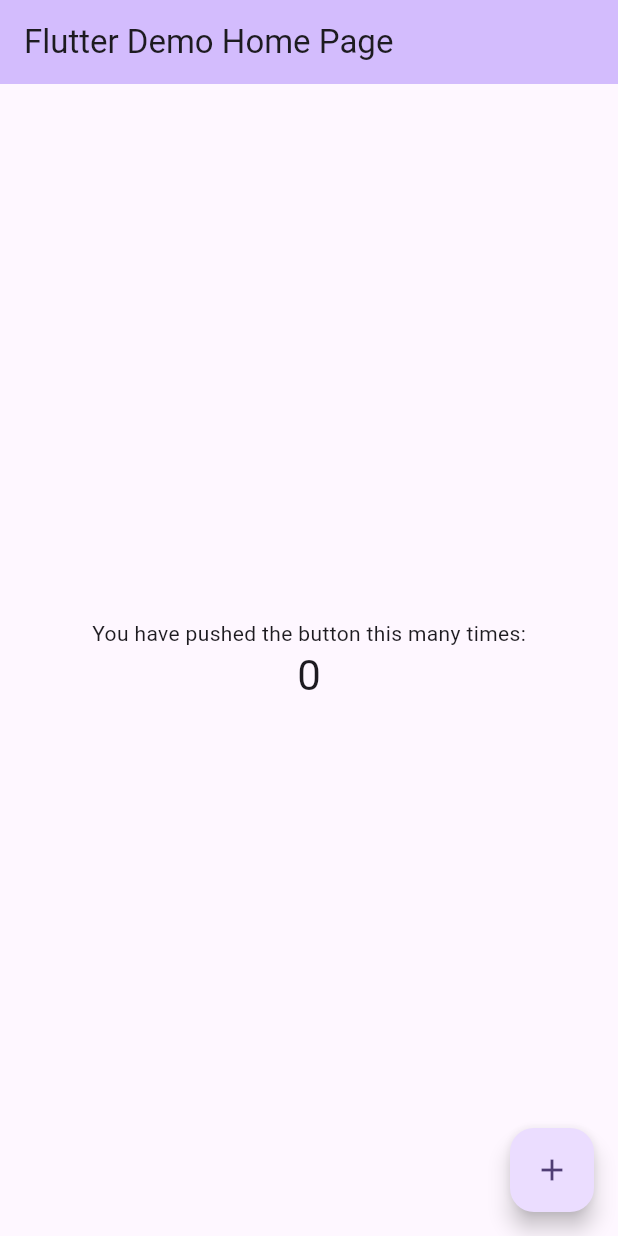
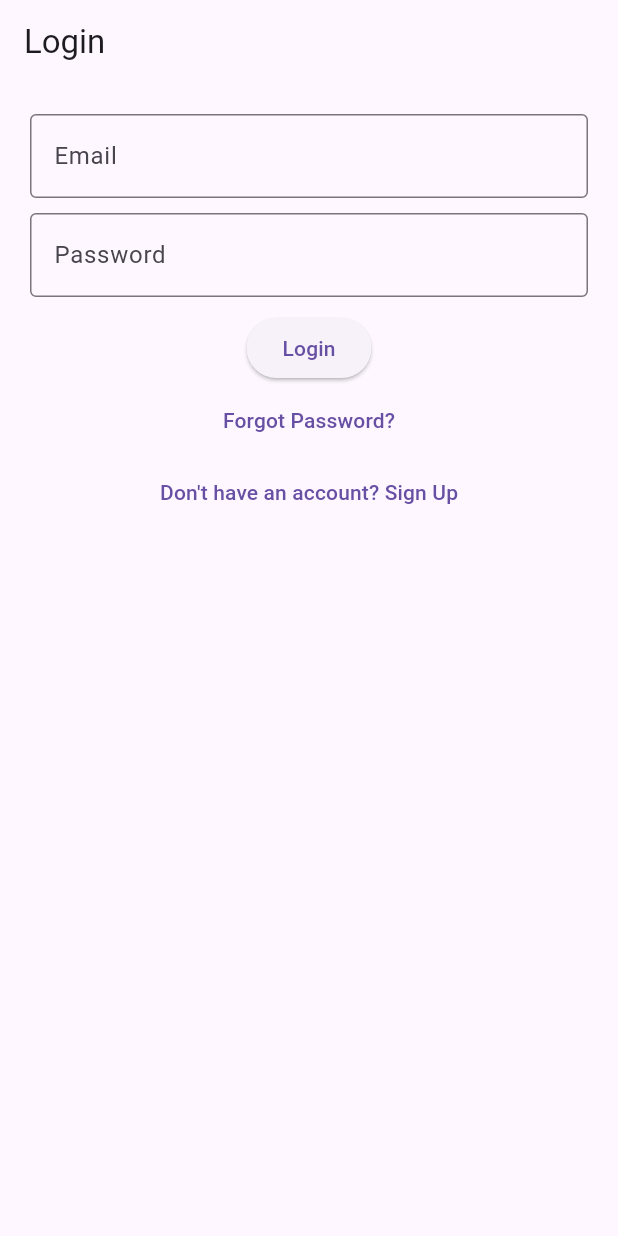
Before and after one commit to JITHIN665/JR, a Flutter app: the screen it shows after launch, on a phone screen of 412 x 824 dp. Run offline on Flutter 3.47's test engine with Material 3 defaults, Android fonts, the phone set to English and light mode, and no system bars; our stand-ins replace firebase_auth, firebase_core, flutter_riverpod; accounts and stored records are empty.

Commit message:
firebase auth added

```diff
--- /dev/null
+++ b/lib/infrastructure/auth/notifier/auth_notifier.dart
@@ -0,0 +1,47 @@
+import 'dart:async';
+
+import 'package:flutter_riverpod/flutter_riverpod.dart';
+import 'package:firebase_auth/firebase_auth.dart';
+import 'package:jr/infrastructure/auth/provider/provider.dart';
+import '../repository/auth_repository.dart';
+
+final authNotifierProvider = AsyncNotifierProvider<AuthNotifier, User?>(() => AuthNotifier());
+
+class AuthNotifier extends AsyncNotifier<User?> {
+  late final AuthRepository _authRepository;
+
+  @override
+  FutureOr<User?> build() {
+    _authRepository = AuthRepository(ref.read(firebaseAuthProvider));
+    return null; // initial state
+  }
+
+  Future<void> login(String email, String password) async {
+    state = const AsyncLoading();
+    try {
+      final user = await _authRepository.login(email, password);
+      state = AsyncData(user);
+    } catch (e, st) {
+      state = AsyncError(e, st);
+    }
+  }
+
+  Future<void> signUp(String email, String password) async {
+    state = const AsyncLoading();
+    try {
+      final user = await _authRepository.signUp(email, password);
+      state = AsyncData(user);
+    } catch (e, st) {
+      print("hiiiiiiiii");
+      state = AsyncError(e, st);
+    }
+  }
+
+  Future<void> resetPassword(String email) async {
+    try {
+      await _authRepository.sendResetEmail(email);
+    } catch (e, st) {
+      state = AsyncError(e, st);
+    }
+  }
+}
--- /dev/null
+++ b/lib/infrastructure/auth/provider/provider.dart
@@ -0,0 +1,6 @@
+import 'package:flutter_riverpod/flutter_riverpod.dart';
+import 'package:firebase_auth/firebase_auth.dart';
+
+final firebaseAuthProvider = Provider<FirebaseAuth>((ref) {
+  return FirebaseAuth.instance;
+});
--- /dev/null
+++ b/lib/infrastructure/auth/repository/auth_repository.dart
@@ -0,0 +1,21 @@
+import 'package:firebase_auth/firebase_auth.dart';
+
+class AuthRepository {
+  final FirebaseAuth _auth;
+
+  AuthRepository(this._auth);
+
+  Future<User?> signUp(String email, String password) async {
+    final result = await _auth.createUserWithEmailAndPassword(email: email, password: password);
+    return result.user;
+  }
+
+  Future<User?> login(String email, String password) async {
+    final result = await _auth.signInWithEmailAndPassword(email: email, password: password);
+    return result.user;
+  }
+
+  Future<void> sendResetEmail(String email) async {
+    await _auth.sendPasswordResetEmail(email: email);
+  }
+}
--- a/lib/main.dart
+++ b/lib/main.dart
@@ -1,122 +1,13 @@
+import 'package:firebase_core/firebase_core.dart';
 import 'package:flutter/material.dart';
+import 'package:flutter_riverpod/flutter_riverpod.dart';
+import 'package:jr/firebase_options.dart';
+import 'package:jr/modules/app/app.dart';
 
-void main() {
-  runApp(const MyApp());
+Future<void> main() async {
+  WidgetsFlutterBinding.ensureInitialized();
+ await Firebase.initializeApp(
+    options: DefaultFirebaseOptions.currentPlatform,
+);
+ runApp(const ProviderScope(child: MyApp()));
 }
-
-class MyApp extends StatelessWidget {
-  const MyApp({super.key});
-
-  // This widget is the root of your application.
-  @override
-  Widget build(BuildContext context) {
-    return MaterialApp(
-      title: 'Flutter Demo',
-      theme: ThemeData(
-        // This is the theme of your application.
-        //
-        // TRY THIS: Try running your application with "flutter run". You'll see
-        // the application has a purple toolbar. Then, without quitting the app,
-        // try changing the seedColor in the colorScheme below to Colors.green
-        // and then invoke "hot reload" (save your changes or press the "hot
-        // reload" button in a Flutter-supported IDE, or press "r" if you used
-        // the command line to start the app).
-        //
-        // Notice that the counter didn't reset back to zero; the application
-        // state is not lost during the reload. To reset the state, use hot
-        // restart instead.
-        //
-        // This works for code too, not just values: Most code changes can be
-        // tested with just a hot reload.
-        colorScheme: ColorScheme.fromSeed(seedColor: Colors.deepPurple),
-      ),
-      home: const MyHomePage(title: 'Flutter Demo Home Page'),
-    );
-  }
-}
-
-class MyHomePage extends StatefulWidget {
-  const MyHomePage({super.key, required this.title});
-
-  // This widget is the home page of your application. It is stateful, meaning
-  // that it has a State object (defined below) that contains fields that affect
-  // how it looks.
-
-  // This class is the configuration for the state. It holds the values (in this
-  // case the title) provided by the parent (in this case the App widget) and
-  // used by the build method of the State. Fields in a Widget subclass are
-  // always marked "final".
-
-  final String title;
-
-  @override
-  State<MyHomePage> createState() => _MyHomePageState();
-}
-
-class _MyHomePageState extends State<MyHomePage> {
-  int _counter = 0;
-
-  void _incrementCounter() {
-    setState(() {
-      // This call to setState tells the Flutter framework that something has
-      // changed in this State, which causes it to rerun the build method below
-      // so that the display can reflect the updated values. If we changed
-      // _counter without calling setState(), then the build method would not be
-      // called again, and so nothing would appear to happen.
-      _counter++;
-    });
-  }
-
-  @override
-  Widget build(BuildContext context) {
-    // This method is rerun every time setState is called, for instance as done
-    // by the _incrementCounter method above.
-    //
-    // The Flutter framework has been optimized to make rerunning build methods
-    // fast, so that you can just rebuild anything that needs updating rather
-    // than having to individually change instances of widgets.
-    return Scaffold(
-      appBar: AppBar(
-        // TRY THIS: Try changing the color here to a specific color (to
-        // Colors.amber, perhaps?) and trigger a hot reload to see the AppBar
-        // change color while the other colors stay the same.
-        backgroundColor: Theme.of(context).colorScheme.inversePrimary,
-        // Here we take the value from the MyHomePage object that was created by
-        // the App.build method, and use it to set our appbar title.
-        title: Text(widget.title),
-      ),
-      body: Center(
-        // Center is a layout widget. It takes a single child and positions it
-        // in the middle of the parent.
-        child: Column(
-          // Column is also a layout widget. It takes a list of children and
-          // arranges them vertically. By default, it sizes itself to fit its
-          // children horizontally, and tries to be as tall as its parent.
-          //
-          // Column has various properties to control how it sizes itself and
-          // how it positions its children. Here we use mainAxisAlignment to
-          // center the children vertically; the main axis here is the vertical
-          // axis because Columns are vertical (the cross axis would be
-          // horizontal).
-          //
-          // TRY THIS: Invoke "debug painting" (choose the "Toggle Debug Paint"
-          // action in the IDE, or press "p" in the console), to see the
-          // wireframe for each widget.
-          mainAxisAlignment: MainAxisAlignment.center,
-          children: <Widget>[
-            const Text('You have pushed the button this many times:'),
-            Text(
-              '$_counter',
-              style: Theme.of(context).textTheme.headlineMedium,
-            ),
-          ],
-        ),
-      ),
-      floatingActionButton: FloatingActionButton(
-        onPressed: _incrementCounter,
-        tooltip: 'Increment',
-        child: const Icon(Icons.add),
-      ), // This trailing comma makes auto-formatting nicer for build methods.
-    );
-  }
-}
--- /dev/null
+++ b/lib/modules/app/app.dart
@@ -0,0 +1,16 @@
+import 'package:flutter/material.dart';
+import 'package:jr/modules/auth/views/login_page.dart';
+
+class MyApp extends StatelessWidget {
+  const MyApp({super.key});
+
+  @override
+  Widget build(BuildContext context) {
+    return MaterialApp(
+      title: 'Firebase Auth with Riverpod',
+      debugShowCheckedModeBanner: false,
+      theme: ThemeData(primarySwatch: Colors.teal),
+      home: LoginPage(),
+    );
+  }
+}
--- /dev/null
+++ b/lib/modules/auth/views/login_page.dart
@@ -0,0 +1,59 @@
+// import same as before...
+
+import 'package:flutter/material.dart';
+import 'package:flutter_riverpod/flutter_riverpod.dart';
+import 'package:jr/infrastructure/auth/notifier/auth_notifier.dart';
+import 'package:jr/modules/auth/views/forgot_password_page.dart';
+import 'package:jr/modules/auth/views/signup_page.dart';
+import 'package:jr/themes/widgets/auth_text_field.dart';
+
+class LoginPage extends ConsumerWidget {
+  const LoginPage({super.key});
+
+  @override
+  Widget build(BuildContext context, WidgetRef ref) {
+    final emailController = TextEditingController();
+    final passwordController = TextEditingController();
+
+    final authState = ref.watch(authNotifierProvider);
+
+    return Scaffold(
+      appBar: AppBar(title: const Text("Login")),
+      body: Padding(
+        padding: const EdgeInsets.all(20),
+        child: Column(
+          children: [
+            AuthTextField(controller: emailController, hintText: "Email"),
+            const SizedBox(height: 10),
+            AuthTextField(controller: passwordController, hintText: "Password", obscure: true),
+            const SizedBox(height: 10),
+            authState.isLoading
+                ? const CircularProgressIndicator()
+                : ElevatedButton(
+                  onPressed: () async {
+                    await ref
+                        .read(authNotifierProvider.notifier)
+                        .login(emailController.text, passwordController.text)
+                        .then((value) => {print("Sucesssssssss")});
+                  },
+                  child: const Text("Login"),
+                ),
+            if (authState.hasError) Text(authState.error.toString(), style: const TextStyle(color: Colors.red)),
+            TextButton(
+              onPressed: () {
+                Navigator.push(context, MaterialPageRoute(builder: (_) => const ForgotPasswordPage()));
+              },
+              child: const Text("Forgot Password?"),
+            ),
+            TextButton(
+              onPressed: () {
+                Navigator.push(context, MaterialPageRoute(builder: (_) => const SignupPage()));
+              },
+              child: const Text("Don't have an account? Sign Up"),
+            ),
+          ],
+        ),
+      ),
+    );
+  }
+}
--- /dev/null
+++ b/lib/themes/widgets/auth_text_field.dart
@@ -0,0 +1,26 @@
+import 'package:flutter/material.dart';
+
+class AuthTextField extends StatelessWidget {
+  final TextEditingController controller;
+  final String hintText;
+  final bool obscure;
+
+  const AuthTextField({
+    super.key,
+    required this.controller,
+    required this.hintText,
+    this.obscure = false,
+  });
+
+  @override
+  Widget build(BuildContext context) {
+    return TextField(
+      controller: controller,
+      obscureText: obscure,
+      decoration: InputDecoration(
+        hintText: hintText,
+        border: const OutlineInputBorder(),
+      ),
+    );
+  }
+}
--- a/pubspec.yaml
+++ b/pubspec.yaml
@@ -34,6 +34,9 @@ dependencies:
   # The following adds the Cupertino Icons font to your application.
   # Use with the CupertinoIcons class for iOS style icons.
   cupertino_icons: ^1.0.8
+  flutter_riverpod: ^2.6.1
+  firebase_core: ^3.12.1
+  firebase_auth: ^5.5.1
 
 dev_dependencies:
   flutter_test:
```
Also changed, not shown: lib/modules/auth/views/forgot_password_page.dart (added, +35 -0 lines), lib/modules/auth/views/signup_page.dart (added, +44 -0 lines), firebase.json (added), lib/firebase_options.dart (added), pubspec.lock, 6 other files.
